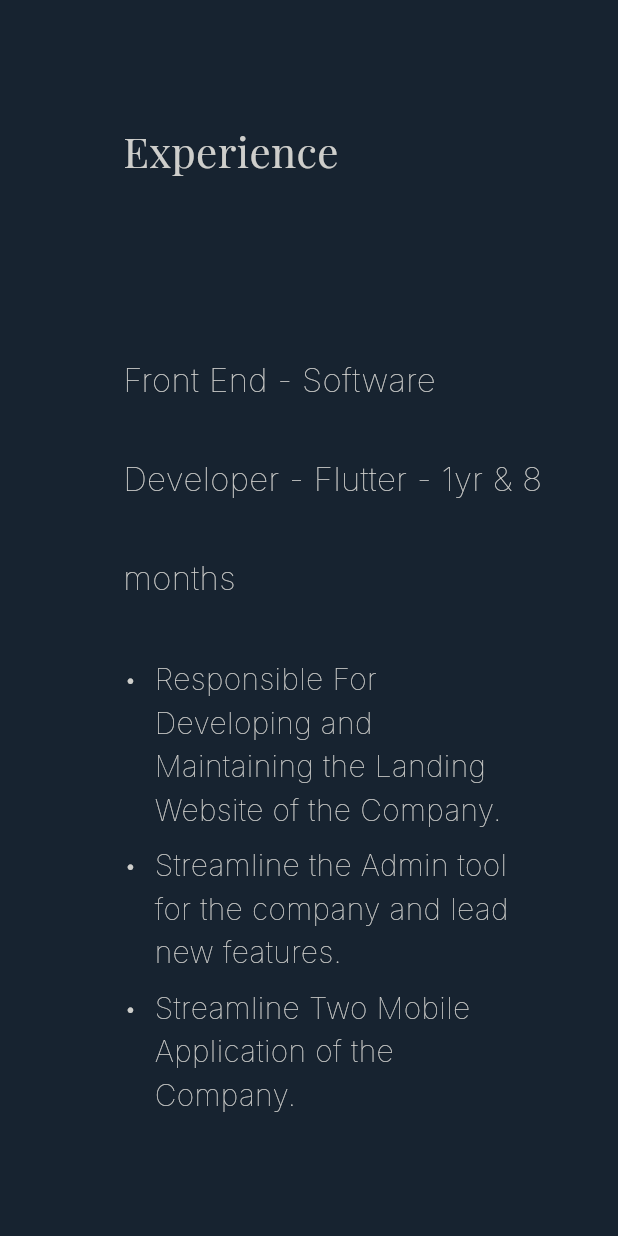
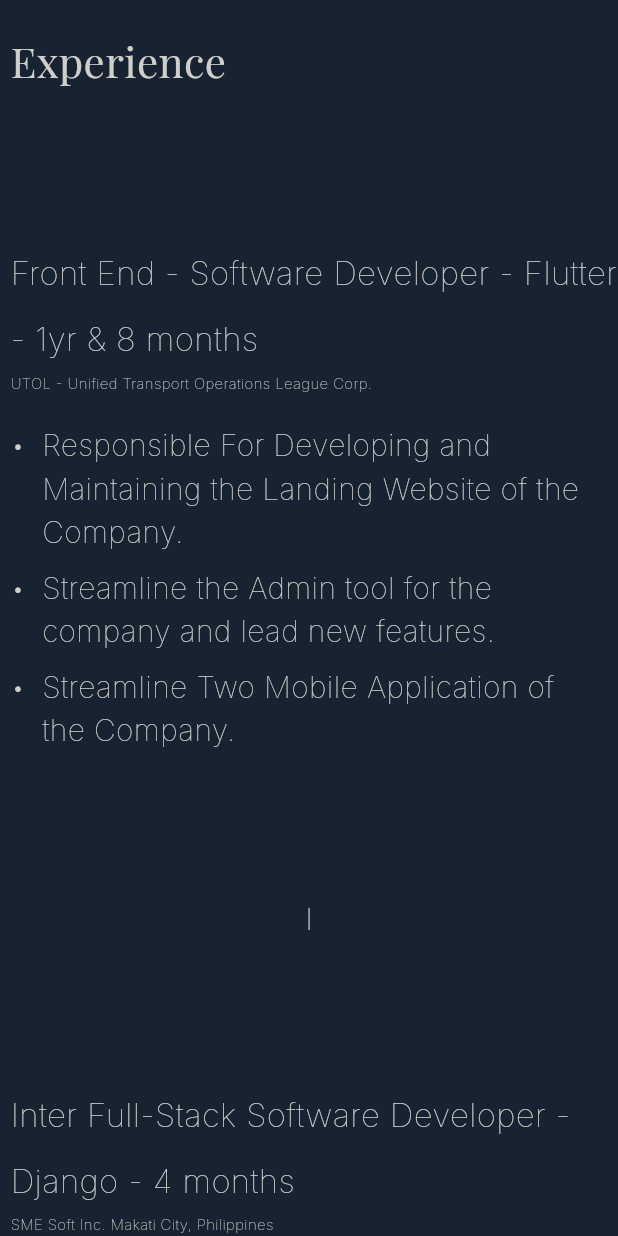
Before and after one commit to David-Ramboy/davidflutter, a Flutter app: the DExperiencePageV3 widget shown alone on an empty page, opened directly, on a phone screen of 412 x 824 dp. Run offline on Flutter 3.47's test engine with Material 3 defaults, Android fonts, the phone set to English and light mode, and no system bars; drawn by our look-alikes of flutter_markdown; our stand-ins replace carousel_slider, flutter_riverpod, flutter_svg, go_router, riverpod_annotation; generated files the repository leaves out were written again; network calls fail; project files that could hold a hidden picture were left out.

```diff
--- a/lib/features/experiences/presentation/V3/desktop_experiences.dart
+++ b/lib/features/experiences/presentation/V3/desktop_experiences.dart
@@ -1,21 +1,17 @@
 import 'package:flutter/material.dart';
 import 'package:flutter/widgets.dart';
-import 'package:flutter_markdown/flutter_markdown.dart';
 import 'package:flutter_riverpod/flutter_riverpod.dart';
 import 'package:my_portfolio_flutter/core/common/styles/utol_text_styles.dart';
-import 'package:my_portfolio_flutter/core/widgets/box_constraints/box_constraints.dart';
-import 'package:my_portfolio_flutter/features/experiences/widgets/freelance_experiences.dart';
-import 'package:my_portfolio_flutter/features/experiences/widgets/utol_experiences.dart';
-import 'package:my_portfolio_flutter/features/hero/widgets/intro_image.dart';
-import 'package:my_portfolio_flutter/features/hero/widgets/introduction.dart';
+import 'package:my_portfolio_flutter/features/experiences/widgets/experience_widget.dart';
+import '../../../../core/config/constants.dart' as responsive;
 
 class DExperiencePageV3 extends ConsumerWidget {
   const DExperiencePageV3({super.key});
 
   @override
   Widget build(BuildContext context, WidgetRef ref) {
+    final Size screenSize = MediaQuery.of(context).size;
     return Container(
-      padding: const EdgeInsets.only(top: 60, left: 75, right: 50),
       width: double.infinity,
       child: Center(
         child: Column(
@@ -32,17 +28,29 @@ class DExperiencePageV3 extends ConsumerWidget {
               ),
             ),
             Column(
-              crossAxisAlignment: CrossAxisAlignment.center,
+              crossAxisAlignment: screenSize.width < responsive.mobileScreen ||
+                      screenSize.width < responsive.tabletScreen
+                  ? CrossAxisAlignment.start
+                  : CrossAxisAlignment.center,
               children: [
                 const SizedBox(
                   height: 100,
                 ),
-                UtolExperiences(),
+                const ExperiencesWidget(
+                  title:
+                      'Front End - Software Developer - Flutter - 1yr & 8 months',
+                  subTitle: 'UTOL - Unified Transport Operations League Corp.',
+                  description:
+                      "- Responsible For Developing and Maintaining the Landing Website of the Company.\n - Streamline the Admin tool for the company and lead new features.\n - Streamline Two Mobile Application of the Company.",
+                ),
                 const SizedBox(
                   height: 100,
                 ),
                 Container(
-                    padding: EdgeInsets.only(right: 30),
+                    alignment: screenSize.width < responsive.mobileScreen ||
+                            screenSize.width < responsive.tabletScreen
+                        ? Alignment.center
+                        : null,
                     child: Text(
                       '|',
                       style: CustomTextStyles.body,
@@ -50,12 +58,21 @@ class DExperiencePageV3 extends ConsumerWidget {
                 const SizedBox(
                   height: 100,
                 ),
-                const InternExperiences(),
+                const ExperiencesWidget(
+                  title:
+                      'Inter Full-Stack Software Developer - Django - 4 months',
+                  subTitle: 'SME Soft Inc. Makati City, Philippines',
+                  description:
+                      " - Developed Full-stack Course management System using django\n - Cooperate with teams developing MIS for the company using django.\n",
+                ),
                 const SizedBox(
                   height: 100,
                 ),
                 Container(
-                    padding: EdgeInsets.only(right: 30),
+                    alignment: screenSize.width < responsive.mobileScreen ||
+                            screenSize.width < responsive.tabletScreen
+                        ? Alignment.center
+                        : null,
                     child: Text(
                       '|',
                       style: CustomTextStyles.body,
@@ -63,7 +80,12 @@ class DExperiencePageV3 extends ConsumerWidget {
                 const SizedBox(
                   height: 100,
                 ),
-                const InternExperiences(),
+                const ExperiencesWidget(
+                  title: 'Freelance FullStack Software Developer - MERN Stack',
+                  subTitle: 'Self - Employed',
+                  description:
+                      " - Developed and Launch Hotel Management System using MERN Stack.",
+                ),
               ],
             ),
           ],
--- a/lib/features/experiences/widgets/freelance_experiences.dart
+++ b/lib/features/experiences/widgets/experience_widget.dart
@@ -3,9 +3,12 @@ import 'package:flutter_markdown/flutter_markdown.dart';
 import 'package:my_portfolio_flutter/core/common/styles/utol_text_styles.dart';
 import 'package:my_portfolio_flutter/core/widgets/box_constraints/box_constraints.dart';
 
-class InternExperiences extends StatelessWidget {
-  const InternExperiences({super.key});
-
+class ExperiencesWidget extends StatelessWidget {
+  const ExperiencesWidget(
+      {super.key, this.title, this.subTitle, this.description});
+  final String? title;
+  final String? subTitle;
+  final String? description;
   @override
   Widget build(BuildContext context) {
     return Column(
@@ -14,14 +17,27 @@ class InternExperiences extends StatelessWidget {
       children: [
         Padding(
           padding: const EdgeInsets.only(left: 7),
-          child: Text(
-            "Freelance FullStack Software Developer - MERN - 4 months",
-            style: CustomTextStyles.title2Sp.copyWith(
-              fontSize: 22,
-              fontFamily: 'Inter',
-              height: 3,
-              fontWeight: FontWeight.w100,
-            ),
+          child: Column(
+            crossAxisAlignment: CrossAxisAlignment.start,
+            children: [
+              Text(
+                title ?? '',
+                style: CustomTextStyles.title2Sp.copyWith(
+                  fontSize: 22,
+                  fontFamily: 'Inter',
+                  height: 2,
+                  fontWeight: FontWeight.w100,
+                ),
+              ),
+              Text(
+                subTitle ?? '',
+                style: CustomTextStyles.title2Sp.copyWith(
+                  fontSize: 10,
+                  fontFamily: 'Inter',
+                  fontWeight: FontWeight.w100,
+                ),
+              ),
+            ],
           ),
         ),
         BoxConstraintsWidth(
@@ -29,8 +45,7 @@ class InternExperiences extends StatelessWidget {
           widgetContent: Padding(
             padding: const EdgeInsets.only(top: 20, right: 10),
             child: MarkdownBody(
-              data:
-                  " - Developed and Launch Hotel Management System using MERN Stack.",
+              data: description ?? '',
               styleSheet: MarkdownStyleSheet(
                 p: CustomTextStyles.bodyMedium.copyWith(
                   fontSize: 20,
--- a/lib/features/experiences/widgets/utol_experiences.dart
+++ /dev/null
@@ -1,54 +0,0 @@
-import 'package:flutter/material.dart';
-import 'package:flutter_markdown/flutter_markdown.dart';
-import 'package:my_portfolio_flutter/core/common/styles/utol_text_styles.dart';
-import 'package:my_portfolio_flutter/core/widgets/box_constraints/box_constraints.dart';
-
-class UtolExperiences extends StatelessWidget {
-  const UtolExperiences({super.key});
-
-  @override
-  Widget build(BuildContext context) {
-    return Column(
-      mainAxisAlignment: MainAxisAlignment.start,
-      crossAxisAlignment: CrossAxisAlignment.start,
-      children: [
-        Padding(
-          padding: const EdgeInsets.only(left: 7),
-          child: Text(
-            "Front End - Software Developer - Flutter - 1yr & 8 months",
-            style: CustomTextStyles.title2Sp.copyWith(
-              fontSize: 22,
-              fontFamily: 'Inter',
-              height: 3,
-              fontWeight: FontWeight.w100,
-            ),
-          ),
-        ),
-        BoxConstraintsWidth(
-          desktopMaxWidth: -350,
-          widgetContent: Container(
-            child: Padding(
-              padding: const EdgeInsets.only(top: 20, right: 10),
-              child: MarkdownBody(
-                data:
-                    " - Responsible For Developing and Maintaining the Landing Website of the Company.\n - Streamline the Admin tool for the company and lead new features.\n - Streamline Two Mobile Application of the Company.",
-                styleSheet: MarkdownStyleSheet(
-                  p: CustomTextStyles.bodyMedium.copyWith(
-                    fontSize: 20,
-                    fontFamily: 'Inter',
-                    fontWeight: FontWeight.w100,
-                  ),
-                  listBullet: CustomTextStyles.bodyMedium.copyWith(
-                    fontSize: 20,
-                    fontFamily: 'Inter',
-                    fontWeight: FontWeight.w100,
-                  ),
-                ),
-              ),
-            ),
-          ),
-        ),
-      ],
-    );
-  }
-}
--- a/lib/features/projects/widgets/project_card.dart
+++ b/lib/features/projects/widgets/project_card.dart
@@ -35,7 +35,7 @@ class ProjectCardWithCarousel extends StatelessWidget {
                 border: Border.all(color: colors.backgroundScreen)),
             child: CarouselSlider(
               options: CarouselOptions(
-                height: 210.0,
+                height: 130.0,
                 autoPlay: false,
                 enableInfiniteScroll: false,
                 enlargeCenterPage: true,
--- a/lib/features/screens/mobile.dart
+++ b/lib/features/screens/mobile.dart
@@ -25,6 +25,7 @@ class MobileHomeBody extends StatelessWidget {
                 mainAxisAlignment: MainAxisAlignment.center,
                 crossAxisAlignment: CrossAxisAlignment.center,
                 children: [
+                  DesktopNav(),
                   // const DesktopNav(),
                   // Container(
                   //   height: 100,
--- a/pubspec.yaml
+++ b/pubspec.yaml
@@ -75,6 +75,7 @@ flutter:
   assets:
     - assets/images/
     - assets/images/logos/
+    - assets/images/text/
     - assets/images/logos_v3/
     - assets/images/logos/linkedin.png
     - assets/images/projects/utol_website/
```
Also changed, not shown: lib/core/widgets/navbar/nav_desktop.dart (+13 -12 lines), lib/features/experiences/widgets/ojt_experiences.dart (deleted, +0 -54 lines), lib/features/hero/presentation/V3/desktop_home.dart (+14 -11 lines), lib/features/projects/presentation/projects_screen.dart (+32 -24 lines), lib/features/screens/desktop.dart (+8 -13 lines), lib/features/skills/presentation/skills.dart (+14 -1 lines), lib/features/skills/widgets/skills_card.dart (+46 -6 lines), assets/images/text/david_bryan.svg (added), assets/images/text/hi.svg (added), pubspec.lock.
